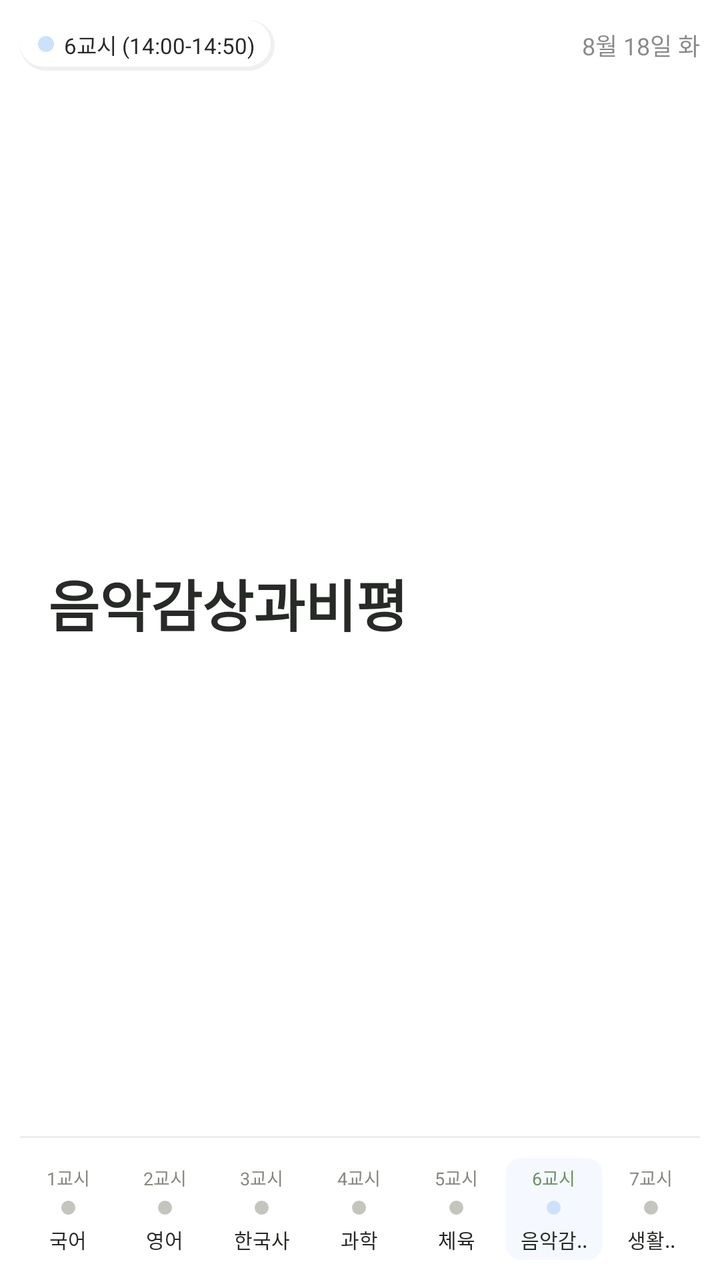
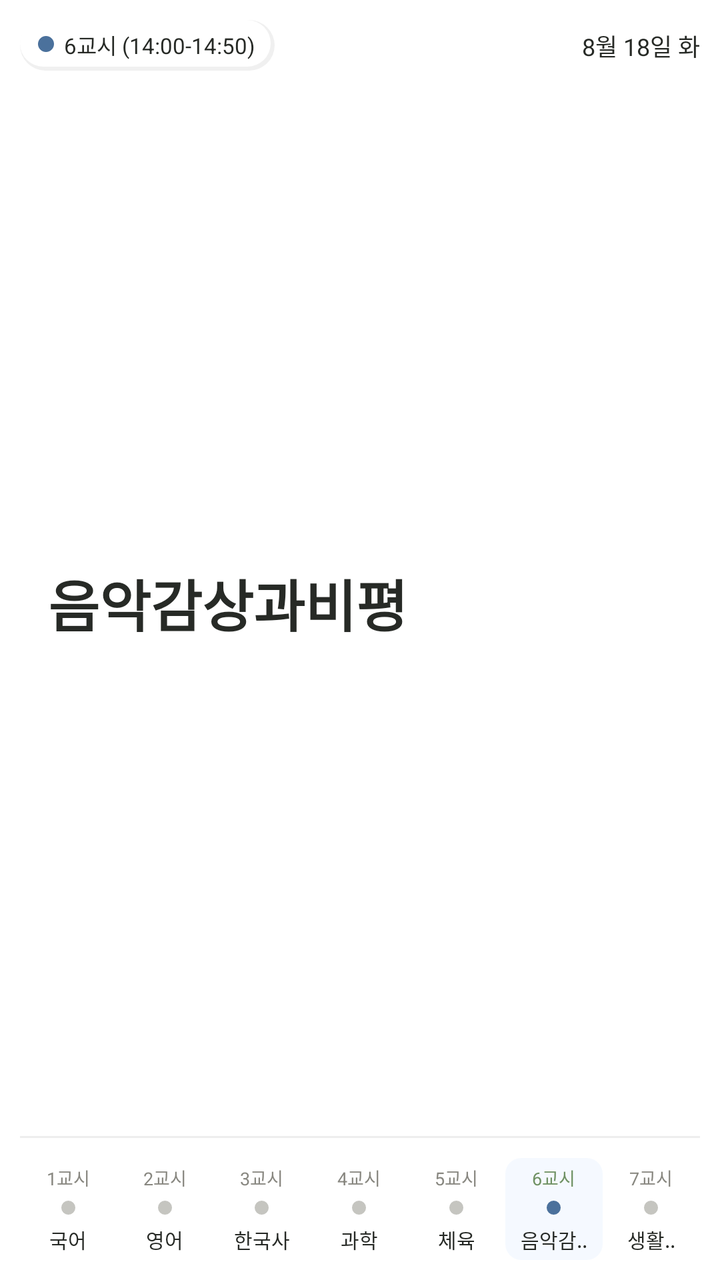

Compare the two renders of this Android layout. The source of the first and the diff that turns it into the second are given below.
<!-- AndroidManifest.xml: fallback theme Theme.MaterialComponents.DayNight.NoActionBar -->
<!-- res/layout/youth_paper_preview_timetable_today.xml -->
<?xml version="1.0" encoding="utf-8"?>
<LinearLayout xmlns:android="http://schemas.android.com/apk/res/android"
  android:layout_width="match_parent"
  android:layout_height="match_parent"
  android:background="#FFFFFF"
  android:orientation="vertical"
  android:padding="10dp">

  <LinearLayout
    android:layout_width="match_parent"
    android:layout_height="wrap_content"
    android:gravity="center_vertical"
    android:orientation="horizontal">

    <LinearLayout
      android:layout_width="wrap_content"
      android:layout_height="wrap_content"
      android:background="@drawable/widget_period_chip"
      android:gravity="center_vertical"
      android:orientation="horizontal"
      android:paddingLeft="9dp"
      android:paddingTop="4dp"
      android:paddingRight="10dp"
      android:paddingBottom="5dp">

      <ImageView
        android:layout_width="8dp"
        android:layout_height="8dp"
        android:layout_marginEnd="5dp"
        android:contentDescription="@null"
        android:src="@drawable/widget_dot_circle"
        android:tint="#FFCCE2FC" />

      <TextView
        android:layout_width="wrap_content"
        android:layout_height="wrap_content"
        android:maxLines="1"
        android:text="6교시 (14:00-14:50)"
        android:textColor="#FF272A26"
        android:textSize="11sp" />
    </LinearLayout>

    <TextView
      android:layout_width="0dp"
      android:layout_height="wrap_content"
      android:layout_marginStart="8dp"
      android:layout_weight="1"
      android:gravity="end"
      android:maxLines="1"
      android:text="8월 18일 화"
      android:textColor="#8C272A26"
      android:textSize="12sp" />
  </LinearLayout>

      <LinearLayout
        android:layout_width="match_parent"
        android:layout_height="0dp"
        android:layout_weight="1"
        android:gravity="center"
        android:orientation="vertical">

      <TextView
        android:layout_width="match_parent"
        android:layout_height="wrap_content"
        android:paddingStart="14dp"
        android:paddingEnd="4dp"
        android:gravity="center_vertical"
        android:maxLines="1"
        android:text="음악감상과비평"
        android:textColor="#FF272A26"
        android:textSize="28sp"
        android:textStyle="bold" />
      </LinearLayout>

      <LinearLayout
        android:layout_width="match_parent"
        android:layout_height="wrap_content"
        android:orientation="vertical">

      <TextView
        android:layout_width="match_parent"
        android:layout_height="1dp"
        android:layout_marginBottom="10dp"
        android:background="#14272A26"
        android:text="" />

      <LinearLayout
        android:layout_width="match_parent"
        android:layout_height="wrap_content"
        android:orientation="horizontal">

    <LinearLayout android:layout_width="0dp" android:layout_height="wrap_content" android:layout_weight="1" android:gravity="center" android:orientation="vertical" android:padding="3dp">
      <TextView android:layout_width="wrap_content" android:layout_height="wrap_content" android:text="1교시" android:textColor="#FF888780" android:textSize="9sp" />
      <ImageView android:layout_width="7dp" android:layout_height="7dp" android:layout_marginTop="5dp" android:layout_marginBottom="5dp" android:contentDescription="@null" android:src="@drawable/widget_dot_circle" android:tint="#FFC5C5C0" />
      <TextView android:layout_width="match_parent" android:layout_height="wrap_content" android:ellipsize="end" android:gravity="center" android:maxLines="2" android:text="국어" android:textColor="#FF272A26" android:textSize="10sp" />
    </LinearLayout>
    <LinearLayout android:layout_width="0dp" android:layout_height="wrap_content" android:layout_weight="1" android:gravity="center" android:orientation="vertical" android:padding="3dp">
      <TextView android:layout_width="wrap_content" android:layout_height="wrap_content" android:text="2교시" android:textColor="#FF888780" android:textSize="9sp" />
      <ImageView android:layout_width="7dp" android:layout_height="7dp" android:layout_marginTop="5dp" android:layout_marginBottom="5dp" android:contentDescription="@null" android:src="@drawable/widget_dot_circle" android:tint="#FFC5C5C0" />
      <TextView android:layout_width="match_parent" android:layout_height="wrap_content" android:ellipsize="end" android:gravity="center" android:maxLines="2" android:text="영어" android:textColor="#FF272A26" android:textSize="10sp" />
    </LinearLayout>
    <LinearLayout android:layout_width="0dp" android:layout_height="wrap_content" android:layout_weight="1" android:gravity="center" android:orientation="vertical" android:padding="3dp">
      <TextView android:layout_width="wrap_content" android:layout_height="wrap_content" android:text="3교시" android:textColor="#FF888780" android:textSize="9sp" />
      <ImageView android:layout_width="7dp" android:layout_height="7dp" android:layout_marginTop="5dp" android:layout_marginBottom="5dp" android:contentDescription="@null" android:src="@drawable/widget_dot_circle" android:tint="#FFC5C5C0" />
      <TextView android:layout_width="match_parent" android:layout_height="wrap_content" android:ellipsize="end" android:gravity="center" android:maxLines="2" android:text="한국사" android:textColor="#FF272A26" android:textSize="10sp" />
    </LinearLayout>
    <LinearLayout android:layout_width="0dp" android:layout_height="wrap_content" android:layout_weight="1" android:gravity="center" android:orientation="vertical" android:padding="3dp">
      <TextView android:layout_width="wrap_content" android:layout_height="wrap_content" android:text="4교시" android:textColor="#FF888780" android:textSize="9sp" />
      <ImageView android:layout_width="7dp" android:layout_height="7dp" android:layout_marginTop="5dp" android:layout_marginBottom="5dp" android:contentDescription="@null" android:src="@drawable/widget_dot_circle" android:tint="#FFC5C5C0" />
      <TextView android:layout_width="match_parent" android:layout_height="wrap_content" android:ellipsize="end" android:gravity="center" android:maxLines="2" android:text="과학" android:textColor="#FF272A26" android:textSize="10sp" />
    </LinearLayout>
    <LinearLayout android:layout_width="0dp" android:layout_height="wrap_content" android:layout_weight="1" android:gravity="center" android:orientation="vertical" android:padding="3dp">
      <TextView android:layout_width="wrap_content" android:layout_height="wrap_content" android:text="5교시" android:textColor="#FF888780" android:textSize="9sp" />
      <ImageView android:layout_width="7dp" android:layout_height="7dp" android:layout_marginTop="5dp" android:layout_marginBottom="5dp" android:contentDescription="@null" android:src="@drawable/widget_dot_circle" android:tint="#FFC5C5C0" />
      <TextView android:layout_width="match_parent" android:layout_height="wrap_content" android:ellipsize="end" android:gravity="center" android:maxLines="2" android:text="체육" android:textColor="#FF272A26" android:textSize="10sp" />
    </LinearLayout>
    <LinearLayout android:layout_width="0dp" android:layout_height="wrap_content" android:layout_weight="1" android:background="@drawable/widget_chip_p8" android:gravity="center" android:orientation="vertical" android:padding="3dp">
      <TextView android:layout_width="wrap_content" android:layout_height="wrap_content" android:text="6교시" android:textColor="#FF6F9163" android:textSize="9sp" />
      <ImageView android:layout_width="7dp" android:layout_height="7dp" android:layout_marginTop="5dp" android:layout_marginBottom="5dp" android:contentDescription="@null" android:src="@drawable/widget_dot_circle" android:tint="#FFCCE2FC" />
      <TextView android:layout_width="match_parent" android:layout_height="wrap_content" android:ellipsize="end" android:gravity="center" android:maxLines="2" android:text="음악감.." android:textColor="#FF272A26" android:textSize="10sp" />
    </LinearLayout>
    <LinearLayout android:layout_width="0dp" android:layout_height="wrap_content" android:layout_weight="1" android:gravity="center" android:orientation="vertical" android:padding="3dp">
      <TextView android:layout_width="wrap_content" android:layout_height="wrap_content" android:text="7교시" android:textColor="#FF888780" android:textSize="9sp" />
      <ImageView android:layout_width="7dp" android:layout_height="7dp" android:layout_marginTop="5dp" android:layout_marginBottom="5dp" android:contentDescription="@null" android:src="@drawable/widget_dot_circle" android:tint="#FFC5C5C0" />
      <TextView android:layout_width="match_parent" android:layout_height="wrap_content" android:ellipsize="end" android:gravity="center" android:maxLines="2" android:text="생활.." android:textColor="#FF272A26" android:textSize="10sp" />
    </LinearLayout>
  </LinearLayout>
      </LinearLayout>
</LinearLayout>
<!-- resources referenced by this layout -->
<resources>
  <!-- drawable widget_chip_p8 (drawable) -->
  <?xml version="1.0" encoding="utf-8"?>
  <shape xmlns:android="http://schemas.android.com/apk/res/android"
    android:shape="rectangle">
    <solid android:color="#33CCE2FC" />
    <corners android:radius="8dp" />
  </shape>
  <!-- drawable widget_dot_circle (drawable) -->
  <?xml version="1.0" encoding="utf-8"?>
  <shape xmlns:android="http://schemas.android.com/apk/res/android"
    android:shape="oval">
    <solid android:color="#CCCCCC" />
  </shape>
  <!-- drawable widget_period_chip (drawable) -->
  <?xml version="1.0" encoding="utf-8"?>
  <layer-list xmlns:android="http://schemas.android.com/apk/res/android">
    
    <item
      android:left="0.3dp"
      android:top="0.3dp">
      <shape android:shape="rectangle">
        <solid android:color="#0F000000" />
        <corners android:radius="999dp" />
      </shape>
    </item>
    <item
      android:bottom="2dp"
      android:right="2dp">
      <shape android:shape="rectangle">
        <solid android:color="#FFFFFFFF" />
        <corners android:radius="999dp" />
      </shape>
    </item>
  </layer-list>
</resources>

<!-- the commit's change to res/layout/youth_paper_preview_timetable_today.xml (unified diff, before → after) -->
@@ -29,7 +29,7 @@
         android:layout_marginEnd="5dp"
         android:contentDescription="@null"
         android:src="@drawable/widget_dot_circle"
-        android:tint="#FFCCE2FC" />
+        android:tint="#FF4B719C" />
 
       <TextView
         android:layout_width="wrap_content"
@@ -46,9 +46,10 @@
       android:layout_marginStart="8dp"
       android:layout_weight="1"
       android:gravity="end"
+      android:includeFontPadding="false"
       android:maxLines="1"
       android:text="8월 18일 화"
-      android:textColor="#8C272A26"
+      android:textColor="#FF272A26"
       android:textSize="12sp" />
   </LinearLayout>
 
@@ -65,6 +66,7 @@
         android:paddingStart="14dp"
         android:paddingEnd="4dp"
         android:gravity="center_vertical"
+        android:includeFontPadding="false"
         android:maxLines="1"
         android:text="음악감상과비평"
         android:textColor="#FF272A26"
@@ -116,7 +118,7 @@
     </LinearLayout>
     <LinearLayout android:layout_width="0dp" android:layout_height="wrap_content" android:layout_weight="1" android:background="@drawable/widget_chip_p8" android:gravity="center" android:orientation="vertical" android:padding="3dp">
       <TextView android:layout_width="wrap_content" android:layout_height="wrap_content" android:text="6교시" android:textColor="#FF6F9163" android:textSize="9sp" />
-      <ImageView android:layout_width="7dp" android:layout_height="7dp" android:layout_marginTop="5dp" android:layout_marginBottom="5dp" android:contentDescription="@null" android:src="@drawable/widget_dot_circle" android:tint="#FFCCE2FC" />
+      <ImageView android:layout_width="7dp" android:layout_height="7dp" android:layout_marginTop="5dp" android:layout_marginBottom="5dp" android:contentDescription="@null" android:src="@drawable/widget_dot_circle" android:tint="#FF4B719C" />
       <TextView android:layout_width="match_parent" android:layout_height="wrap_content" android:ellipsize="end" android:gravity="center" android:maxLines="2" android:text="음악감.." android:textColor="#FF272A26" android:textSize="10sp" />
     </LinearLayout>
     <LinearLayout android:layout_width="0dp" android:layout_height="wrap_content" android:layout_weight="1" android:gravity="center" android:orientation="vertical" android:padding="3dp">
